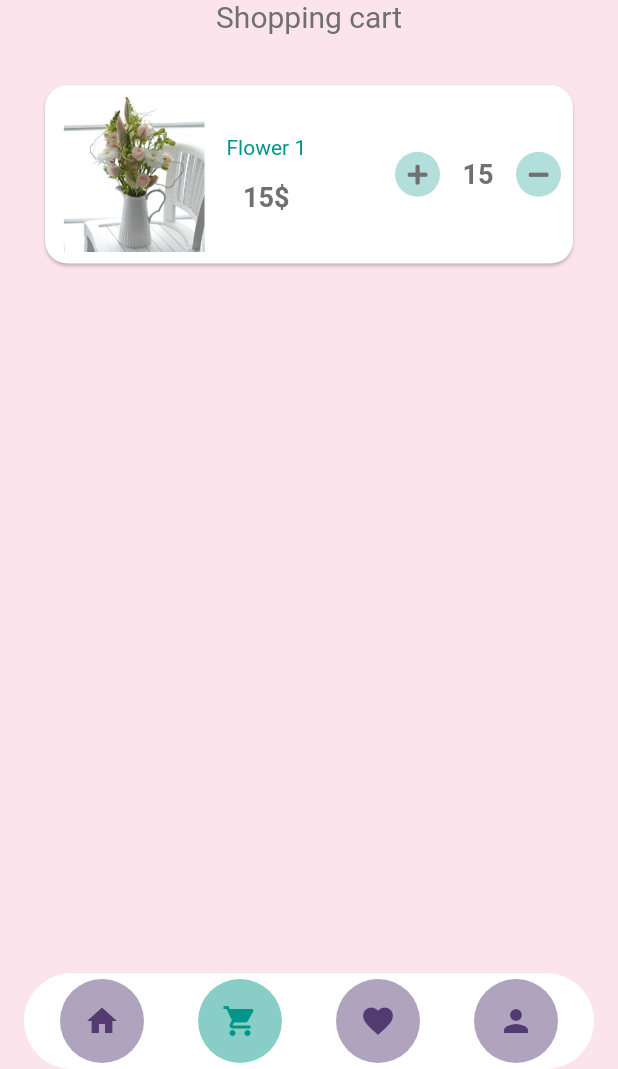
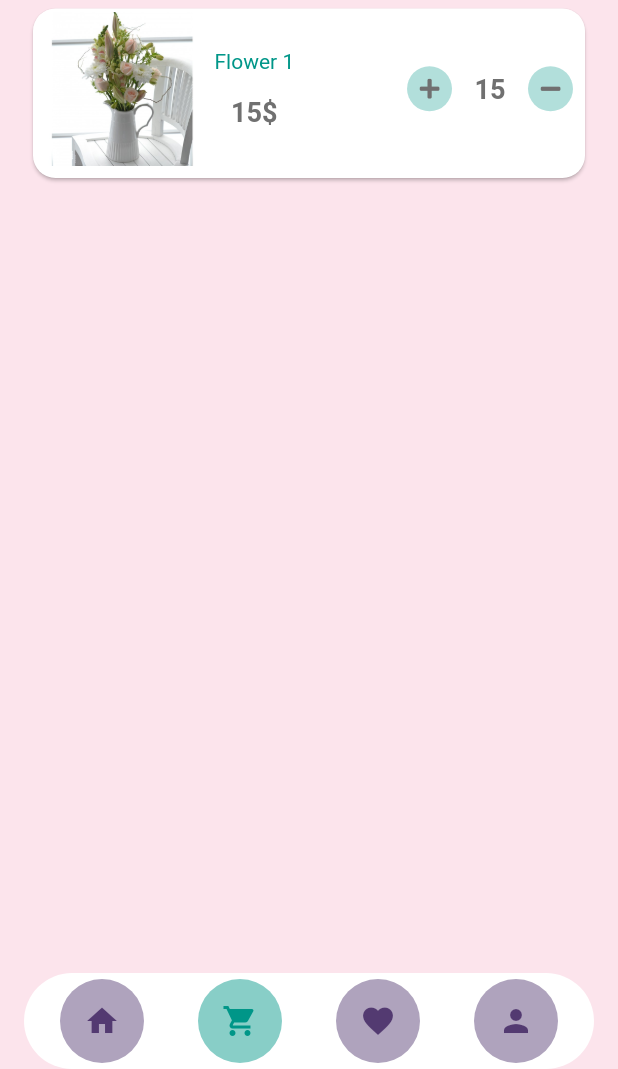
Before and after one commit to MuhammadEssam96/warda, a Flutter app: the screen it shows after launch, item 2 of the bottom bar chosen, on a phone screen of 412 x 824 dp, the part 167-1236 px from its top. Run offline on Flutter 3.47's test engine with Material 2 defaults, Android fonts, the phone set to English and light mode, and no system bars; our stand-ins replace font_awesome_flutter.

Commit message:
remove the title

```diff
--- a/lib/widgets/shopping_card_widget.dart
+++ b/lib/widgets/shopping_card_widget.dart
@@ -14,19 +14,14 @@ class ShoppingCartWidget extends StatelessWidget {
   Widget build(BuildContext context) {
     return Column(
       children: [
-      Text('Shopping cart',style:TextStyle(
-        color: AppColors.grayDark,
-        fontSize: 20,
-      ),),
-      SizedBox(height: 20,),
       Padding(
-        padding: const EdgeInsets.all(10),
+        padding: const EdgeInsets.all(2),
         child: Card(
           shape: RoundedRectangleBorder(
             borderRadius: BorderRadius.circular(15)
           ),
           child: Padding(
-            padding: const EdgeInsets.all(8.0),
+            padding: const EdgeInsets.only(bottom: 8,left:8,right: 8,top: 2),
             //row have 3 rows.
             child: Row(
               mainAxisAlignment: MainAxisAlignment.spaceBetween,
```
